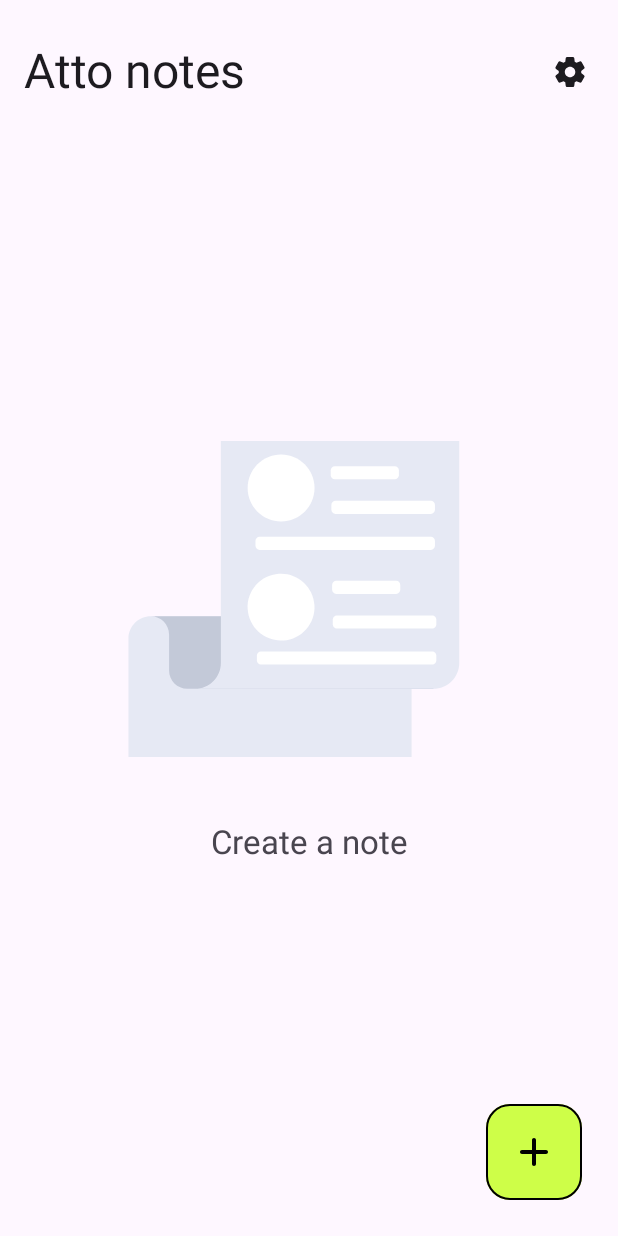
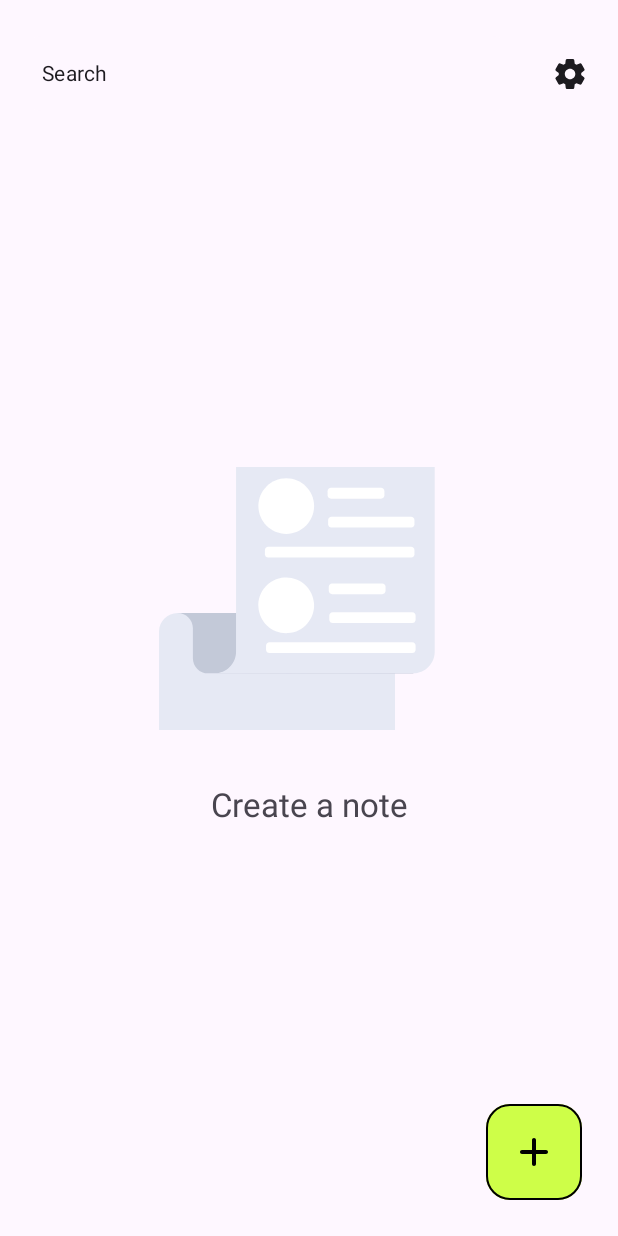
Before and after one commit to Baxtiyor1992/notes-app, an Android app built with Jetpack Compose: the @Preview function PreviewMainScreen, on a phone screen of 412 x 824 dp. Run offline under Robolectric (Android 15) with nearby library versions, the phone set to English and light mode, and no system bars; our stand-ins replace Timber, Voyager, accompanist; libraries missing offline, so code that uses them is left out: org.orbitmvi.orbit.

Commit message:
search qo'shildi
(uzur, esdan chiqqan ekan)

```diff
--- a/app/src/main/java/uz/polat/noteappatto/data/repository/NoteRepository.kt
+++ b/app/src/main/java/uz/polat/noteappatto/data/repository/NoteRepository.kt
@@ -18,6 +18,7 @@ interface NoteRepository {
     suspend fun updateNote(noteEntity: NoteEntity):Flow<Unit>
     suspend fun deleteNote(noteEntity: NoteEntity): Flow<Unit>
     suspend fun getNotesByTopic(topicEntity: TopicEntity): Flow<List<NoteEntity>>
+    suspend fun searchNotes(query: String): Flow<List<NoteEntity>>
 
 
     suspend fun copyImageToAppStorage(uri: Uri): Flow<Uri>
--- a/app/src/main/java/uz/polat/noteappatto/data/repository/NoteRepositoryImpl.kt
+++ b/app/src/main/java/uz/polat/noteappatto/data/repository/NoteRepositoryImpl.kt
@@ -5,6 +5,7 @@ import android.content.ContentValues
 import android.content.Context
 import android.net.Uri
 import android.provider.MediaStore
+import androidx.room.Query
 import dagger.hilt.android.qualifiers.ApplicationContext
 import kotlinx.coroutines.Dispatchers
 import kotlinx.coroutines.flow.Flow
@@ -74,6 +75,10 @@ class NoteRepositoryImpl @Inject constructor(
         noteDao.getAllNotes()
             .map { notes -> notes.filter { it.topicIds.contains(topicEntity.id) } }.flowOn(Dispatchers.IO)
 
+    override suspend fun searchNotes(query: String): Flow<List<NoteEntity>> =
+        noteDao.searchNotes(query).flowOn(Dispatchers.IO)
+
+
     override suspend fun copyImageToAppStorage(uri: Uri): Flow<Uri> = flow {
         val imageName = "image_${System.currentTimeMillis()}.jpg"
         val file = File(context.filesDir, imageName)
--- a/app/src/main/java/uz/polat/noteappatto/data/source/local/room/dao/NoteDAO.kt
+++ b/app/src/main/java/uz/polat/noteappatto/data/source/local/room/dao/NoteDAO.kt
@@ -19,6 +19,8 @@ interface NoteDAO {
     @Query("SELECT * FROM noteentity WHERE id = :id")
     fun getNoteById(id: Long): NoteEntity
 
+    @Query("SELECT * FROM NoteEntity WHERE noteDatas LIKE '%' || :query || '%' ORDER BY createdTime DESC")
+    fun searchNotes(query: String): Flow<List<NoteEntity>>
 
     @Insert
     fun insertNote(note: NoteEntity): Long
--- a/app/src/main/java/uz/polat/noteappatto/ui/components/CategoryItem.kt
+++ b/app/src/main/java/uz/polat/noteappatto/ui/components/CategoryItem.kt
@@ -19,13 +19,14 @@ import androidx.compose.runtime.Composable
 import androidx.compose.ui.Modifier
 import androidx.compose.ui.draw.clip
 import androidx.compose.ui.graphics.Color
+import androidx.compose.ui.res.stringResource
 import androidx.compose.ui.text.font.FontWeight
 import androidx.compose.ui.unit.dp
 import androidx.compose.ui.unit.sp
+import uz.polat.noteappatto.R
 import uz.polat.noteappatto.data.source.local.room.entity.TopicEntity
 import uz.polat.noteappatto.ui.theme.mainFont
 import uz.polat.noteappatto.utils.TOPIC_ADD
-import uz.polat.noteappatto.utils.TOPIC_ALL
 import uz.polat.noteappatto.utils.TOPIC_ALL_ID
 
 
@@ -57,7 +58,7 @@ fun CategoryItem(
                 )
         }else{
             Text(
-                text = topic.name,
+                text = if(isAllTopic) stringResource(R.string.all) else topic.name,
                 style = MaterialTheme.typography.bodyLarge,
                 color = if(isAllTopic && isSelected) Color.Black else MaterialTheme.colorScheme.onBackground
             )
--- /dev/null
+++ b/app/src/main/java/uz/polat/noteappatto/ui/components/SearchTextField.kt
@@ -0,0 +1,93 @@
+package uz.polat.noteappatto.ui.components
+
+import androidx.compose.foundation.background
+import androidx.compose.foundation.layout.Box
+import androidx.compose.foundation.layout.Column
+import androidx.compose.foundation.layout.Row
+import androidx.compose.foundation.layout.Spacer
+import androidx.compose.foundation.layout.defaultMinSize
+import androidx.compose.foundation.layout.fillMaxWidth
+import androidx.compose.foundation.layout.height
+import androidx.compose.foundation.layout.padding
+import androidx.compose.foundation.shape.RoundedCornerShape
+import androidx.compose.foundation.text.BasicTextField
+import androidx.compose.foundation.text.KeyboardActions
+import androidx.compose.foundation.text.KeyboardOptions
+import androidx.compose.material3.MaterialTheme
+import androidx.compose.material3.Text
+import androidx.compose.runtime.Composable
+import androidx.compose.ui.Alignment
+import androidx.compose.ui.Modifier
+import androidx.compose.ui.graphics.Color
+import androidx.compose.ui.graphics.SolidColor
+import androidx.compose.ui.text.input.ImeAction
+import androidx.compose.ui.text.input.VisualTransformation
+import androidx.compose.ui.unit.dp
+
+@Composable
+fun SearchTextField(
+    modifier: Modifier = Modifier,
+    hint: String,
+    value: String,
+    errorText: String? = null,
+    onValueChange: (String) -> Unit,
+    enabled: Boolean = true,
+    keyboardActions: KeyboardActions = KeyboardActions.Default,
+    visualTransformation: VisualTransformation = VisualTransformation.None,
+    leadingIcon: @Composable (() -> Unit)? = null,
+    trailingIcon: @Composable (() -> Unit)? = null,
+    keyboardOptions: KeyboardOptions = KeyboardOptions(imeAction = ImeAction.Next),
+) {
+    BasicTextField(
+        value = value, onValueChange = onValueChange,
+        modifier = modifier,
+        keyboardOptions = keyboardOptions,
+        keyboardActions = keyboardActions,
+        singleLine = true,
+        maxLines = 1,
+        enabled = enabled,
+        textStyle = MaterialTheme.typography.bodyMedium
+            .copy(color = MaterialTheme.colorScheme.onBackground),
+        visualTransformation = visualTransformation,
+        cursorBrush = SolidColor(MaterialTheme.colorScheme.primary),
+        decorationBox = { innerTextField ->
+            Column {
+                Row(
+                    modifier = Modifier
+//                        .fillMaxWidth()
+                        .background(color = MaterialTheme.colorScheme.surface, shape = RoundedCornerShape(12.dp))
+                        .defaultMinSize(minHeight = 50.dp)
+                        .padding(start = 12.dp, end = 6.dp),
+                    verticalAlignment = Alignment.CenterVertically
+                ) {
+                    leadingIcon?.invoke()
+                    Box(
+                        modifier = Modifier
+                            .weight(1f)
+                            .padding(start = if (leadingIcon != null) 8.dp else 0.dp)
+                    ) {
+                        if (value.isEmpty()) {
+                            Text(
+                                text = hint,
+                                style = MaterialTheme.typography.bodyMedium,
+                                color = MaterialTheme.colorScheme.onSurface
+                            )
+                        }
+                        innerTextField()
+                    }
+                    trailingIcon?.invoke()
+                }
+
+                errorText?.let {
+                    Spacer(modifier = Modifier.height(8.dp))
+                    Text(
+                        text = errorText,
+                        style = MaterialTheme.typography.bodySmall,
+                        color = Color.Red,
+                        modifier = Modifier.padding(start = 16.dp),
+                    )
+                }
+            }
+        }
+    )
+}
--- a/app/src/main/java/uz/polat/noteappatto/ui/screens/main/MainScreen.kt
+++ b/app/src/main/java/uz/polat/noteappatto/ui/screens/main/MainScreen.kt
@@ -15,6 +15,7 @@ import androidx.compose.foundation.layout.height
 import androidx.compose.foundation.layout.padding
 import androidx.compose.foundation.layout.size
 import androidx.compose.foundation.layout.statusBarsPadding
+import androidx.compose.foundation.layout.width
 import androidx.compose.foundation.lazy.LazyColumn
 import androidx.compose.foundation.lazy.LazyRow
 import androidx.compose.foundation.lazy.items
@@ -54,6 +55,7 @@ import uz.polat.noteappatto.R
 import uz.polat.noteappatto.ui.components.AddButton
 import uz.polat.noteappatto.ui.components.CategoryItem
 import uz.polat.noteappatto.ui.components.NoteItem
+import uz.polat.noteappatto.ui.components.SearchTextField
 import uz.polat.noteappatto.ui.components.SettingsBottomSheet
 import uz.polat.noteappatto.ui.components.TopicAddBottomSheet
 import uz.polat.noteappatto.ui.theme.isDarkMode
@@ -128,13 +130,16 @@ fun MainScreenContent(
                 verticalAlignment = Alignment.CenterVertically,
             ) {
 
-                Text(
-                    text = stringResource(R.string.main_title),
-                    style = MaterialTheme.typography.headlineLarge,
-                    color = MaterialTheme.colorScheme.onBackground
+                SearchTextField(
+                    modifier = Modifier.weight(1f),
+                    value = state.value.searchText,
+                    hint = "Search",
+                    onValueChange = {
+                        onEventDispatcher.invoke(MainScreenContracts.Intent.SearchTextChange(it))
+                    }
                 )
 
-                Spacer(modifier = Modifier.weight(1f))
+                Spacer(modifier = Modifier.width(16.dp))
 
                 IconButton(onClick = {
                     onEventDispatcher.invoke(MainScreenContracts.Intent.OnClickSettingsIcon)
@@ -170,6 +175,7 @@ fun MainScreenContent(
                 .background(MaterialTheme.colorScheme.background)
         ) {
 
+            if(state.value.searchText.isEmpty()){
                 LazyRow(contentPadding = PaddingValues(start = 24.dp)) {
                     items(
                         state.value.topics.size,
@@ -194,6 +200,8 @@ fun MainScreenContent(
                         Spacer(modifier = Modifier.padding(8.dp))
                     }
                 }
+            }
+
 
             Spacer(modifier = Modifier.height(8.dp))
 
@@ -233,7 +241,7 @@ fun MainScreenContent(
                 verticalArrangement = Arrangement.Center
             ) {
                 LottieAnimation(
-                    modifier = Modifier.size(300.dp),
+                    modifier = Modifier.size(250.dp),
                     composition = composition,
                     iterations = LottieConstants.IterateForever,
                     restartOnPlay = true
--- a/app/src/main/java/uz/polat/noteappatto/ui/screens/main/MainScreenContracts.kt
+++ b/app/src/main/java/uz/polat/noteappatto/ui/screens/main/MainScreenContracts.kt
@@ -18,6 +18,7 @@ interface MainScreenContracts {
         val isAddTopicSheetOpen: Boolean = false,
         val isSettingsSheetOpen: Boolean = false,
         val isDarkMode: Boolean = false,
+        val searchText: String = "",
         val notes: List<NoteEntity> = emptyList(),
         val selectedTopic:Int = 0,
         val currentLang:String = "en",
@@ -31,6 +32,7 @@ interface MainScreenContracts {
         data class OnClickCategory(val topicEntity: TopicEntity,val index:Int) : Intent
         data class OnToggleThemeMode(val isDarkMode: Boolean) : Intent
         data class LangChange(val checked:Boolean) : Intent
+        data class SearchTextChange(val searchText: String) : Intent
         object OnDismissSettingsBottomSheet: Intent
         object OnClickSettingsIcon: Intent
         object OnClickAddCategory: Intent
--- a/app/src/main/java/uz/polat/noteappatto/utils/Helpers.kt
+++ b/app/src/main/java/uz/polat/noteappatto/utils/Helpers.kt
@@ -3,6 +3,8 @@ package uz.polat.noteappatto.utils
 import android.content.Context
 import android.widget.Toast
 import androidx.compose.ui.graphics.Color
+import androidx.compose.ui.res.stringResource
+import uz.polat.noteappatto.R
 import uz.polat.noteappatto.ui.theme.color1
 import uz.polat.noteappatto.ui.theme.color10
 import uz.polat.noteappatto.ui.theme.color11
--- a/app/src/main/res/values/strings.xml
+++ b/app/src/main/res/values/strings.xml
@@ -22,4 +22,5 @@
     <string name="theme">Theme</string>
     <string name="settings">Settings</string>
     <string name="language">Language</string>
+    <string name="all">All</string>
 </resources>
```
Also changed, not shown: app/src/main/java/uz/polat/noteappatto/ui/screens/main/MainScreenVM.kt (+10 -0 lines), 1 other file. Lines whose indentation alone changed are shown as unchanged.
